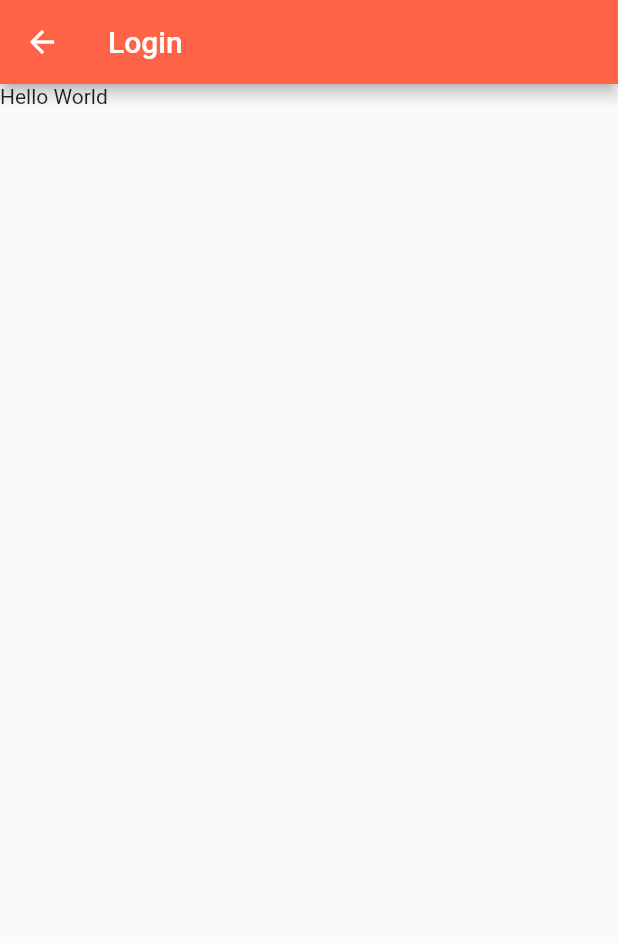
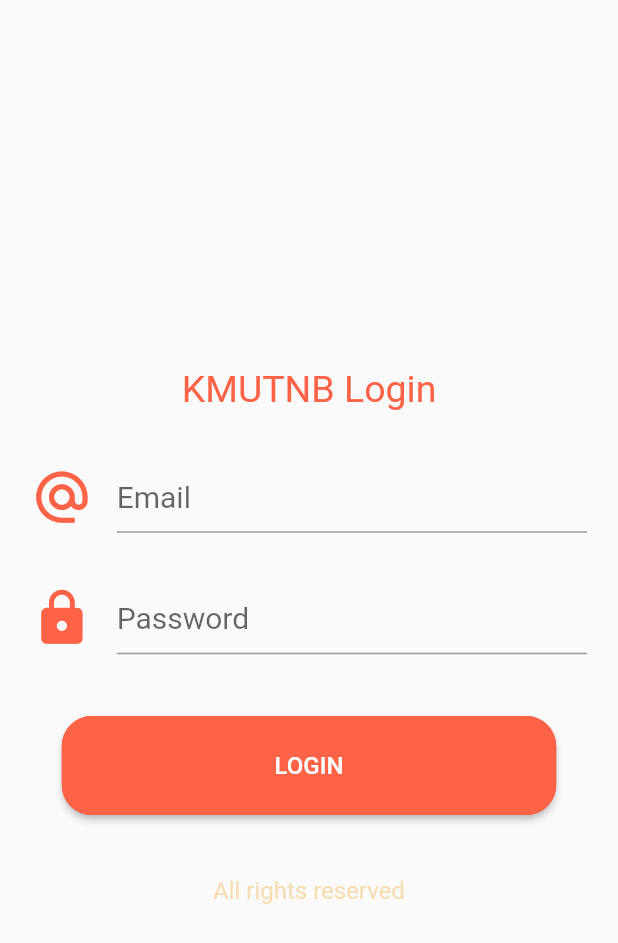
Before and after one commit to Suthida2304/mobileappweek1, a Flutter app: the screen it shows after launch, after a tap on "SINGIN", on a phone screen of 412 x 824 dp. Shown: the top 943 px of the screen. Run offline on Flutter 3.47's test engine with Material 2 defaults, Android fonts, the phone set to English and light mode, and no system bars; our stand-ins replace sembast; network calls fail.

Commit message:
การจัดการข้อมูลแบบ Local storage

```diff
--- a/lib/main.dart
+++ b/lib/main.dart
@@ -1,22 +1,25 @@
 import 'package:flutter/material.dart';
 import 'package:mobileappweek1/config/constant.dart';
+import 'package:mobileappweek1/screen/dashboard.dart';
 import 'package:mobileappweek1/screen/index.dart';
 import 'package:mobileappweek1/screen/login.dart';
 import 'package:mobileappweek1/screen/register.dart';
 
 import 'screen/index.dart';
 
-void main(){
+void main() {
   runApp(MyApp());
 }
+
 class MyApp extends StatelessWidget {
   @override
   Widget build(BuildContext context) {
     return MaterialApp(
       home: Index(),
       routes: {
-        'Login' : (context) => Login(),
+        'Login': (context) => Login(),
         'Register': (context) => Register(),
+        'Dashboard': (context) => Dashboard(),
       },
       theme: ThemeData(
         primaryColor: pColor,
--- a/lib/screen/login.dart
+++ b/lib/screen/login.dart
@@ -1,4 +1,6 @@
 import 'package:flutter/material.dart';
+import 'package:mobileappweek1/backend/database.dart';
+import 'package:mobileappweek1/config/constant.dart';
 
 class Login extends StatefulWidget {
   @override
@@ -6,13 +8,119 @@ class Login extends StatefulWidget {
 }
 
 class _LoginState extends State<Login> {
+  var email, password;
+  final formKey = GlobalKey<FormState>();
+
   @override
   Widget build(BuildContext context) {
+    Size size = MediaQuery.of(context).size;
     return Scaffold(
-      appBar: AppBar(
-        title: Text('Login'),
+      body: Form(
+        key: formKey,
+        child: Container(
+          alignment: Alignment.center,
+          child: SingleChildScrollView(
+            child: Column(
+              mainAxisAlignment: MainAxisAlignment.start,
+              children: <Widget>[
+                SizedBox(
+                  height: size.height * 0.03,
+                ),
+                Text(
+                  'KMUTNB Login',
+                  style: TextStyle(fontSize: 25, color: pColor),
+                ),
+                SizedBox(
+                  height: size.height * 0.04,
+                ),
+                Container(
+                  width: size.width * 0.9,
+                  child: TextFormField(
+                    style: TextStyle(color: Colors.black, fontSize: 20),
+                    decoration: InputDecoration(
+                      icon: Icon(
+                        Icons.alternate_email,
+                        color: pColor,
+                        size: size.height * 0.05,
+                      ),
+                      hintText: "Email",
+                    ),
+                    onSaved: (value) {
+                      email = value!.trim();
+                    },
+                  ),
+                ),
+                SizedBox(
+                  height: size.height * 0.04,
+                ),
+                Container(
+                  width: size.width * 0.9,
+                  child: TextFormField(
+                    style: TextStyle(color: Colors.black, fontSize: 20),
+                    obscureText: true,
+                    decoration: InputDecoration(
+                      icon: Icon(
+                        Icons.lock,
+                        color: pColor,
+                        size: size.height * 0.05,
+                      ),
+                      hintText: "Password",
+                    ),
+                    onSaved: (value) {
+                      password = value!.trim();
+                    },
+                  ),
+                ),
+                SizedBox(
+                  height: size.height * 0.05,
+                ),
+                Container(
+                  width: size.width * 0.8,
+                  height: size.height * 0.08,
+                  child: RaisedButton(
+                    shape: RoundedRectangleBorder(
+                        borderRadius: BorderRadius.circular(20.0),
+                        side: BorderSide(color: pColor)),
+                    onPressed: () {
+                      formKey.currentState!.save();
+
+                      var local = DBLocal();
+                      local.login(email, password).then((response) {
+                        if (response) {
+                          print("success");
+                          Navigator.pushNamed(context, 'Dashboard');
+                        } else {
+                          print("fail");
+                          final bar = SnackBar(
+                            content: Text('ไม่พบข้อมูล'),
+                            backgroundColor: Colors.red[900],
+                          );
+
+                          ScaffoldMessenger.of(context).showSnackBar(bar);
+                        }
+                      });
+                    },
+                    color: pColor,
+                    textColor: Colors.white,
+                    child: Text("login".toUpperCase(),
+                        style: TextStyle(fontSize: 16)),
+                  ),
+                ),
+                SizedBox(
+                  height: size.height * 0.05,
+                ),
+                Text(
+                  'All rights reserved',
+                  style: TextStyle(
+                    fontSize: 16,
+                    color: sColor,
+                  ),
+                ),
+              ],
+            ),
+          ),
         ),
-      body: Text('Hello World'),
-      );
+      ),
+    );
   }
 }
--- a/lib/screen/register.dart
+++ b/lib/screen/register.dart
@@ -1,4 +1,5 @@
 import 'package:flutter/material.dart';
+import 'package:mobileappweek1/backend/database.dart';
 import 'package:mobileappweek1/config/constant.dart';
 
 class Register extends StatefulWidget {
@@ -151,11 +152,16 @@ class _RegisterState extends State<Register> {
         ),
         onPressed: () {
           print("OK");
+
+          var local = new DBLocal();
+
           if (formKey.currentState!.validate()) {
             formKey.currentState!.save();
-            print(
-                "Name : $name Surname : $surname Email : $email Password : $password");
+            local.register(name, surname, email, password);
+            //  print(
+            //  "Name : $name Surname : $surname Email : $email Password : $password");
             formKey.currentState!.reset();
+            Navigator.pushNamed(context, 'Login');
           }
         },
         child: Text('Submit'),
--- a/pubspec.yaml
+++ b/pubspec.yaml
@@ -15,6 +15,9 @@ dependencies:
 
 
   cupertino_icons: ^1.0.2
+  sembast: ^3.1.0+2
+  path_provider: ^2.0.4
+  path: ^1.8.0
 
 dev_dependencies:
   flutter_test:
```
Also changed, not shown: lib/backend/database.dart (added, +67 -0 lines), lib/screen/dashboard.dart (added, +17 -0 lines), pubspec.lock.
